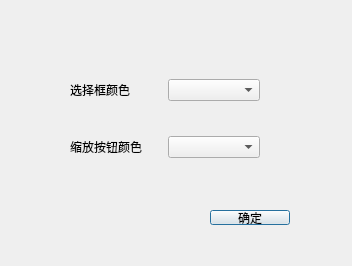
First picture: the form in graphShow/chartattribute.ui, repository duanzhaol/ChartScript, before the edit.
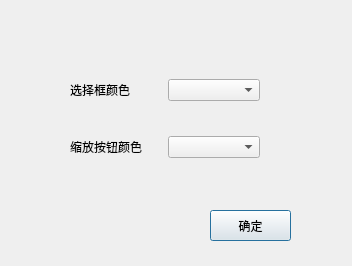
Second picture: the form after the edit.

What changed in the file:
```diff
--- a/graphShow/chartattribute.ui
+++ b/graphShow/chartattribute.ui
@@ -58,8 +58,8 @@
     <rect>
      <x>210</x>
      <y>210</y>
-     <width>80</width>
-     <height>15</height>
+     <width>81</width>
+     <height>31</height>
     </rect>
    </property>
    <property name="text">
```
